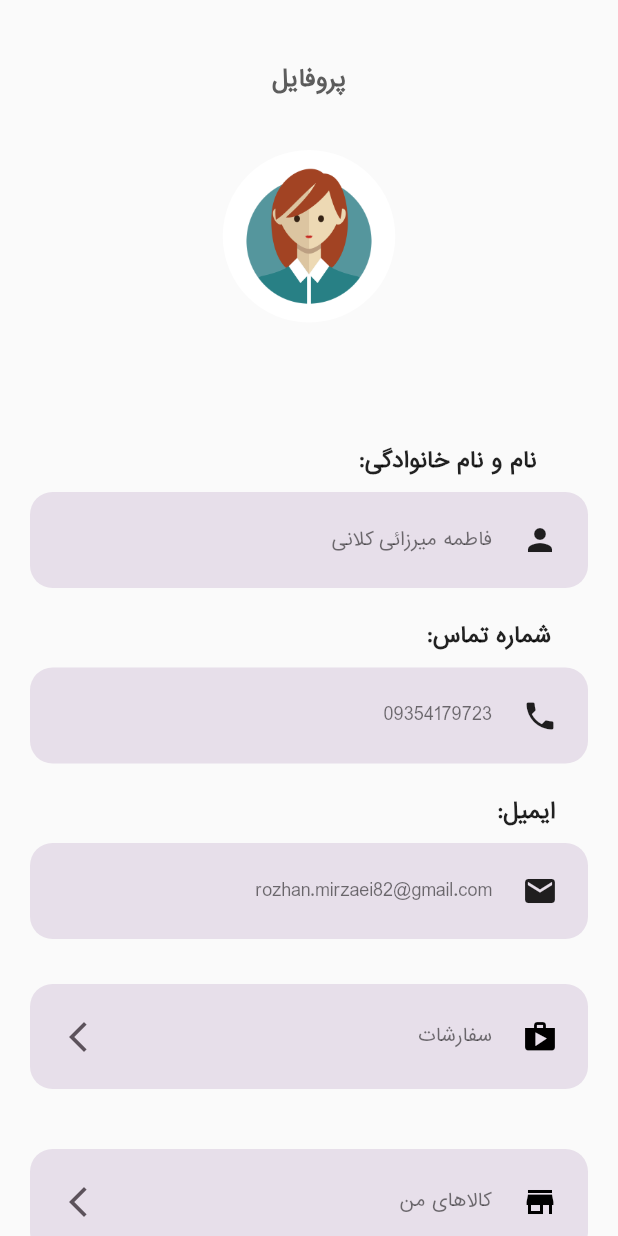
After one commit to RozhanMk/NamaKala, a Flutter app: the profileScreen screen opened directly, on a phone screen of 412 x 824 dp. The commit adds this screen. Run offline on Flutter 3.47's test engine with Material 2 defaults, Android fonts, the phone set to English and light mode, and no system bars.

Commit message:
added profile screen

```diff
--- a/lib/pages/Home/homeScreen.dart
+++ b/lib/pages/Home/homeScreen.dart
@@ -1,4 +1,5 @@
 import 'package:example/pages/Home/body.dart';
+import 'package:example/pages/Profile/profileScreen.dart';
 import 'package:example/pages/Sorting/sortScreen.dart';
 import 'package:flutter/material.dart';
 
@@ -22,14 +23,11 @@ class statefulhomeScreen extends StatefulWidget {
 class _homeScreenState extends State<statefulhomeScreen> {
   int _selectedIndex = 0;
   static List<Widget> _widgetOptions = <Widget>[
-    Text(
-      'Index 0: profile',
-    ),
+    profileScreen(),
     Text(
       'Index 1: buy',
     ),
     sortingScreen(),
-    Body(),
   ];
 
   void _onItemTapped(int index) {
@@ -37,6 +35,7 @@ class _homeScreenState extends State<statefulhomeScreen> {
       _selectedIndex = index;
     });
   }
+
   @override
   Widget build(BuildContext context) {
     return Scaffold(
@@ -57,10 +56,7 @@ class _homeScreenState extends State<statefulhomeScreen> {
             icon: Icon(Icons.sort_rounded),
             label: "دسته بندی",
           ),
-          BottomNavigationBarItem(
-            icon: Icon(Icons.home),
-            label: "خانه",
-          ),
+
         ],
         currentIndex: _selectedIndex,
         selectedItemColor: Color.fromRGBO(110, 10, 138, 1),
--- /dev/null
+++ b/lib/pages/Profile/favouritesScreen.dart
@@ -0,0 +1,9 @@
+import 'package:flutter/material.dart';
+
+class favouritesScreen extends StatelessWidget {
+  @override
+  Widget build(BuildContext context) {
+    Size size = MediaQuery.of(context).size;
+    return Scaffold();
+  }
+}
--- /dev/null
+++ b/lib/pages/Profile/myProductsScreen.dart
@@ -0,0 +1,9 @@
+import 'package:flutter/material.dart';
+
+class myProductsScreen extends StatelessWidget {
+  @override
+  Widget build(BuildContext context) {
+    Size size = MediaQuery.of(context).size;
+    return Scaffold();
+  }
+}
--- /dev/null
+++ b/lib/pages/Profile/ordersScreen.dart
@@ -0,0 +1,9 @@
+import 'package:flutter/material.dart';
+
+class ordersScreen extends StatelessWidget {
+  @override
+  Widget build(BuildContext context) {
+    Size size = MediaQuery.of(context).size;
+    return Scaffold();
+  }
+}
--- /dev/null
+++ b/lib/pages/Profile/profileScreen.dart
@@ -0,0 +1,225 @@
+import 'package:example/pages/Profile/favouritesScreen.dart';
+import 'package:example/pages/Profile/myProductsScreen.dart';
+import 'package:example/pages/Profile/ordersScreen.dart';
+import 'package:flutter/material.dart';
+
+class profileScreen extends StatelessWidget {
+  @override
+  Widget build(BuildContext context) {
+    Size size = MediaQuery.of(context).size;
+    return Scaffold(
+      body: Container(
+        height: size.height,
+        width: double.infinity,
+        child: Directionality(
+          textDirection: TextDirection.rtl,
+          child: SingleChildScrollView(
+            child: Stack(
+              children: [
+                Container(
+                  alignment: Alignment.center,
+                  margin: EdgeInsets.only(top: 40),
+                  child: Text(
+                    "پروفایل",
+                    style: TextStyle(
+                      fontFamily: "A Mitra 05",
+                      fontSize: 15,
+                      fontWeight: FontWeight.bold,
+                    ),
+                  ),
+                ),
+                Column(
+                  children: [
+                    SizedBox(height: 100),
+                    SizedBox(
+                      height: 115,
+                      width: 115,
+                      child: Stack(
+                        fit: StackFit.expand,
+                        children: [
+                          CircleAvatar(
+                            backgroundColor: Colors.white,
+                            backgroundImage:
+                                AssetImage("assets/images/profile.png"),
+                          ),
+                        ],
+                      ),
+                    ),
+                    //SizedBox(height: 5),
+                    Column(
+                      children: [
+                        SizedBox(height: 80),
+                        Container(
+                          margin: EdgeInsets.only(left: 185),
+                          child: Text(
+                            "نام و نام خانوادگی:",
+                            style: TextStyle(
+                              fontFamily: "A Mitra 05",
+                              fontWeight: FontWeight.bold,
+                              color: Colors.black87,
+                            ),
+                          ),
+                        ),
+                      ],
+                    ),
+                    Padding(
+                      padding: const EdgeInsets.symmetric(
+                          horizontal: 20, vertical: 10),
+                      child: textBox("فاطمه میرزائی کلانی", Icons.person),
+                    ),
+                    Column(
+                      children: [
+                        SizedBox(height: 10),
+                        Container(
+                          margin: EdgeInsets.only(left: 240),
+                          child: Text(
+                            "شماره تماس:",
+                            style: TextStyle(
+                              fontFamily: "A Mitra 05",
+                              fontWeight: FontWeight.bold,
+                              color: Colors.black87,
+                            ),
+                          ),
+                        ),
+                      ],
+                    ),
+                    Padding(
+                      padding: const EdgeInsets.symmetric(
+                          horizontal: 20, vertical: 10),
+                      child: textBox("09354179723", Icons.phone),
+                    ),
+                    Column(
+                      children: [
+                        SizedBox(height: 10),
+                        Container(
+                          margin: EdgeInsets.only(left: 290),
+                          child: Text(
+                            "ایمیل:",
+                            style: TextStyle(
+                              fontFamily: "A Mitra 05",
+                              fontWeight: FontWeight.bold,
+                              color: Colors.black87,
+                            ),
+                          ),
+                        ),
+                      ],
+                    ),
+                    Padding(
+                      padding: const EdgeInsets.symmetric(
+                          horizontal: 20, vertical: 10),
+                      child: textBox("rozhan.mirzaei82@gmail.com", Icons.email),
+                    ),
+
+                    Padding(
+                      padding: const EdgeInsets.symmetric(
+                          horizontal: 20, vertical: 20),
+                      child: buttonBox("سفارشات", Icons.shop,
+                      (){Navigator.push(
+                      context , MaterialPageRoute(builder: (context)
+                      {return ordersScreen();},),);},),
+                    ),
+
+                    Padding(
+                      padding: const EdgeInsets.symmetric(
+                          horizontal: 20, vertical: 20),
+                      child: buttonBox("کالاهای من", Icons.store,
+                      (){Navigator.push(
+                      context , MaterialPageRoute(builder: (context)
+                      {return myProductsScreen();},),);},),
+                      ),
+
+
+                    Padding(
+                      padding: const EdgeInsets.symmetric(
+                          horizontal: 20, vertical: 20),
+                      child: buttonBox("علاقه مندی", Icons.thumb_up ,
+                      (){Navigator.push(
+                      context , MaterialPageRoute(builder: (context)
+                      {return favouritesScreen();},),);},),
+                      ),
+
+                  ],
+                ),
+              ],
+            ),
+          ),
+        ),
+      ),
+    );
+  }
+}
+
+Widget textBox(String text, IconData icon) => Container(
+      padding: EdgeInsets.all(20),
+      decoration: BoxDecoration(
+        color: Color.fromARGB(255, 212, 196, 218).withOpacity(0.5),
+        borderRadius: BorderRadius.circular(15),
+      ),
+      child: Row(
+        children: [
+          Icon(icon),
+          SizedBox(width: 20),
+          Expanded(
+            child: Text(
+              text,
+              style: TextStyle(
+                fontFamily: "A Mitra 05",
+                color: Colors.black54,
+                fontSize: 12,
+              ),
+            ),
+          ),
+        ],
+      ),
+    );
+
+Widget buttonBox(String text, IconData icon, VoidCallback? press) => InkWell(
+
+    onTap: press,
+
+    child: Container(
+      padding: EdgeInsets.symmetric(
+          horizontal: 20, vertical: 10),
+      height:70,
+      decoration: BoxDecoration(
+        color: Color.fromARGB(255, 212, 196, 218).withOpacity(0.5),
+        borderRadius: BorderRadius.circular(15),
+
+      ),
+      child: Row(
+        children: [
+
+          Icon(icon , color:Colors.black),
+
+          SizedBox(width: 20),
+
+          Expanded(
+
+            child: Text(
+
+              text,
+
+              style: TextStyle(
+
+                  color: Colors.black54,
+
+                  fontFamily: "A Mitra 05",
+
+                  fontSize: 12,
+
+              ),
+
+            ),
+
+          ),
+
+
+          Icon(Icons.arrow_forward_ios , color:Color.fromARGB(255, 92, 82, 91)),
+        ],
+
+      ),
+    ),
+    //focusColor: Color.fromARGB(255, 212, 196, 218).withOpacity(0.7),
+    //borderRadius:BorderRadius.circular(15),
+
+  );
```
Also changed, not shown: assets/images/profile.png (added), lib/pages/Login/loginScreen.dart (line endings or trailing spaces).
